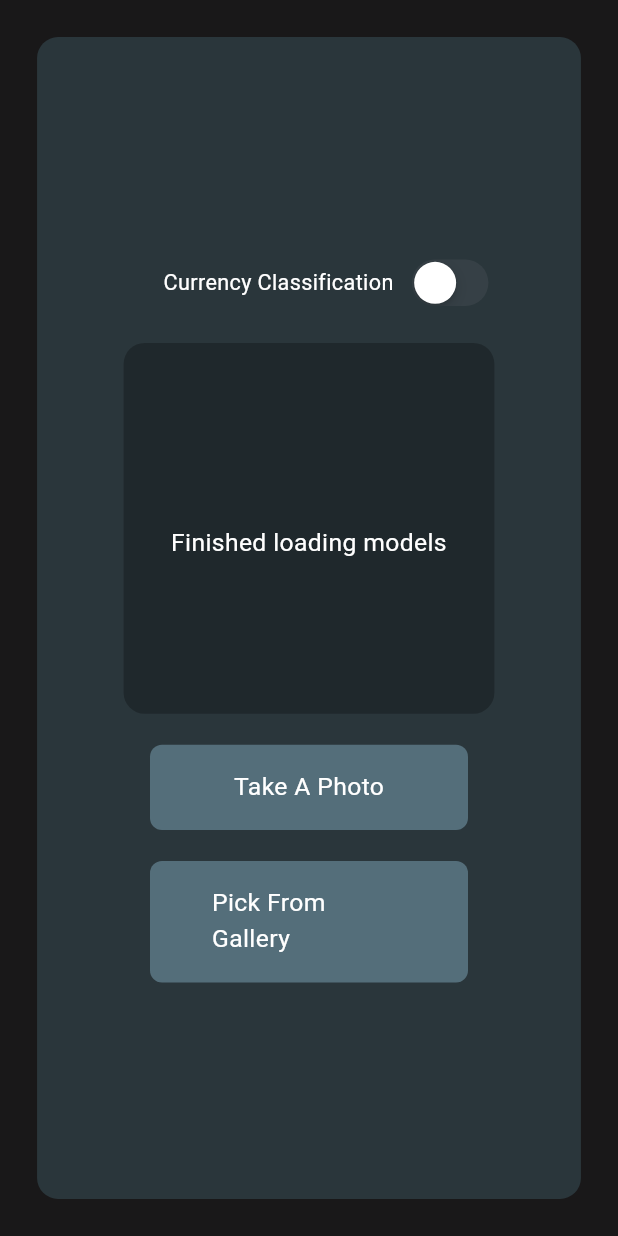
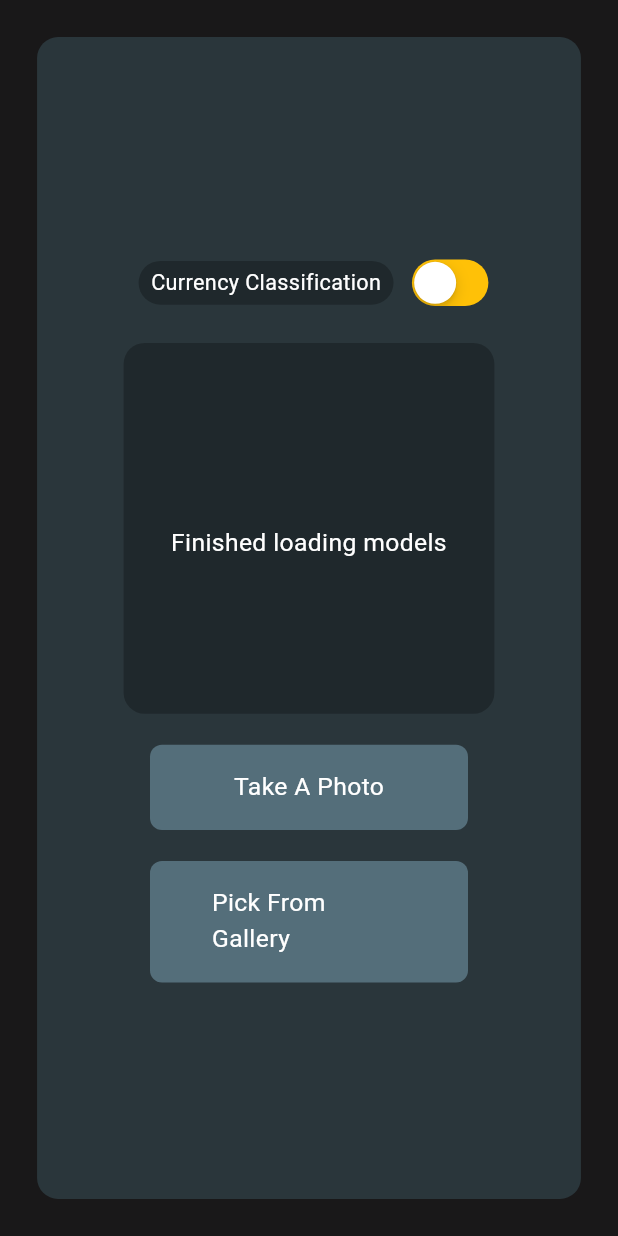
Before and after one commit to NehalH/Cortex-standalone, a Flutter app: the screen it shows after launch, on a phone screen of 412 x 824 dp. Run offline on Flutter 3.47's test engine with Material 3 defaults, Android fonts, the phone set to English and light mode, and no system bars; our stand-ins replace image_picker; missing offline and left inert: flutter_tesseract_ocr, flutter_tflite.

Commit message:
Fix TypeMismatch

```diff
--- a/lib/views/home.dart
+++ b/lib/views/home.dart
@@ -23,7 +23,7 @@ class _HomeState extends State<Home> {
   bool _isLoadingModels = true;
   String _status = '';
   late String _image;
-  late List _output;
+  late dynamic _output;
   late Interpreter _interpreter;
   late RegressionType regressionType;
   final picker = ImagePicker();
@@ -127,7 +127,13 @@ class _HomeState extends State<Home> {
               Row(
                 mainAxisAlignment: MainAxisAlignment.end,
                 children: [
-                  Text(
+                  Container(
+                    padding: EdgeInsets.symmetric(vertical: width *0.01, horizontal: width *0.02),
+                    decoration: BoxDecoration(
+                      borderRadius: BorderRadius.circular(20),
+                      color: Colors.black26,
+                    ),
+                    child: Text(
                       regressionType == RegressionType.ocr
                           ?'Text Identification'
                           :'Currency Classification',
@@ -137,12 +143,15 @@ class _HomeState extends State<Home> {
                       ),
                       textAlign: TextAlign.right,
                     ),
+                  ),
                   SizedBox(width: width *0.02,),
                   CupertinoSwitch(
+                    trackColor: Colors.amber,
+                    activeColor: Colors.blue,
                     value: regressionType == RegressionType.ocr,
                     onChanged: (value) {
                       setState(() {
-                        _output = ["Processing . . . "];
+                        _output = "Processing . . . ";
                         regressionType = value ? RegressionType.ocr : RegressionType.currencyClassification;
                         changeInterpreter();
                         runThroughModel();
```
Also changed, not shown: lib/interpreter/textIdentifier/tesseract_text_recognizer.dart (+5 -3 lines), lib/widgets/display_output.dart (+15 -1 lines). Lines whose indentation alone changed are shown as unchanged.
